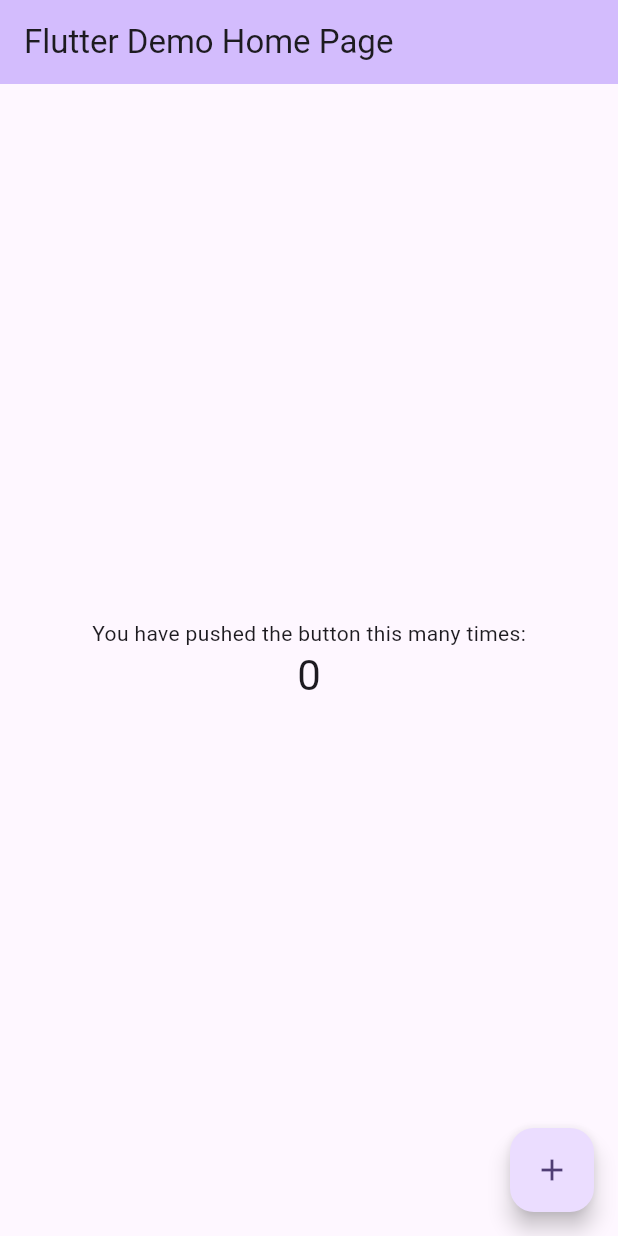
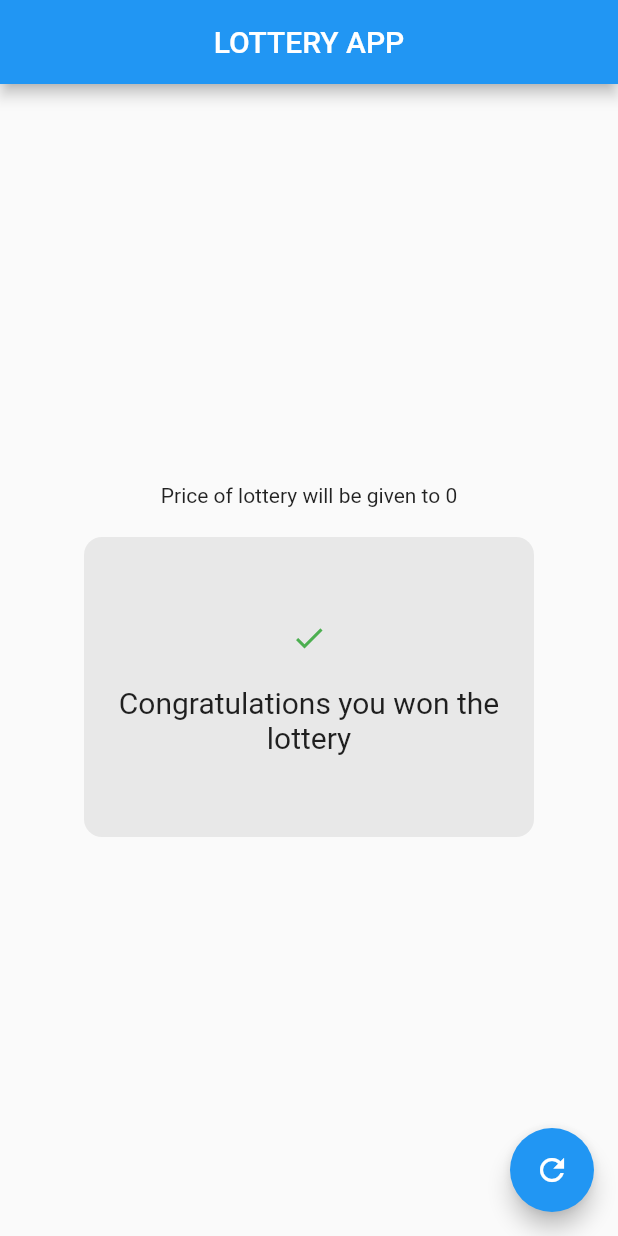
Before and after one commit to Shaikh-Saqlain-Ahmad/Flutter-Lottery-app, a Flutter app: the screen it shows after launch, on a phone screen of 412 x 824 dp. Run offline on Flutter 3.47's test engine with Material 2 defaults, Android fonts, the phone set to English and light mode, and no system bars.

Commit message:
lottery using logics and changing states completed

```diff
--- /dev/null
+++ b/lib/lottery.dart
@@ -0,0 +1,88 @@
+import 'package:flutter/material.dart';
+import 'dart:math';
+
+class Lottery extends StatefulWidget {
+  const Lottery({super.key});
+
+  @override
+  State<Lottery> createState() => _LotteryState();
+}
+
+Random random = Random();
+Random random2 = Random();
+int y = 0;
+int x = 0;
+
+class _LotteryState extends State<Lottery> {
+  @override
+  Widget build(BuildContext context) {
+    return MaterialApp(
+      home: Scaffold(
+        appBar: AppBar(title: Center(child: Text('LOTTERY APP'))),
+        body: Column(
+          mainAxisAlignment: MainAxisAlignment.center,
+          crossAxisAlignment: CrossAxisAlignment.center,
+          children: [
+            Center(child: Text("Price of lottery will be given to $y")),
+            SizedBox(
+              height: 20,
+            ),
+            Container(
+              height: 200,
+              width: 300,
+              decoration: BoxDecoration(
+                  color: Colors.grey.withOpacity(.2),
+                  borderRadius: BorderRadius.circular(12)),
+              child: Padding(
+                padding: const EdgeInsets.all(8.0),
+                child: x == y
+                    ? Column(
+                        mainAxisAlignment: MainAxisAlignment.center,
+                        crossAxisAlignment: CrossAxisAlignment.center,
+                        children: [
+                            Icon(
+                              Icons.done,
+                              color: Colors.green,
+                            ),
+                            SizedBox(
+                              height: 20,
+                            ),
+                            Text(
+                              'Congratulations you won the lottery ',
+                              textAlign: TextAlign.center,
+                              style: TextStyle(fontSize: 20),
+                            )
+                          ])
+                    : Column(
+                        mainAxisAlignment: MainAxisAlignment.center,
+                        crossAxisAlignment: CrossAxisAlignment.center,
+                        children: [
+                            Icon(
+                              Icons.info_outline,
+                              color: Colors.red,
+                            ),
+                            SizedBox(
+                              height: 20,
+                            ),
+                            Text(
+                              'your number is $x so try again and better luck next time ',
+                              textAlign: TextAlign.center,
+                              style: TextStyle(fontSize: 20),
+                            )
+                          ]),
+              ),
+            )
+          ],
+        ),
+        floatingActionButton: FloatingActionButton(
+          onPressed: () {
+            x = random.nextInt(10);
+            y = random2.nextInt(10);
+            setState(() {});
+          },
+          child: Icon(Icons.refresh),
+        ),
+      ),
+    );
+  }
+}
--- a/lib/main.dart
+++ b/lib/main.dart
@@ -1,4 +1,5 @@
 import 'package:flutter/material.dart';
+import 'lottery.dart';
 
 void main() {
   runApp(const MyApp());
@@ -12,114 +13,8 @@ class MyApp extends StatelessWidget {
   Widget build(BuildContext context) {
     return MaterialApp(
       title: 'Flutter Demo',
-      theme: ThemeData(
-        // This is the theme of your application.
-        //
-        // TRY THIS: Try running your application with "flutter run". You'll see
-        // the application has a blue toolbar. Then, without quitting the app,
-        // try changing the seedColor in the colorScheme below to Colors.green
-        // and then invoke "hot reload" (save your changes or press the "hot
-        // reload" button in a Flutter-supported IDE, or press "r" if you used
-        // the command line to start the app).
-        //
-        // Notice that the counter didn't reset back to zero; the application
-        // state is not lost during the reload. To reset the state, use hot
-        // restart instead.
-        //
-        // This works for code too, not just values: Most code changes can be
-        // tested with just a hot reload.
-        colorScheme: ColorScheme.fromSeed(seedColor: Colors.deepPurple),
-        useMaterial3: true,
-      ),
-      home: const MyHomePage(title: 'Flutter Demo Home Page'),
+      theme: ThemeData(),
+      home: const Lottery(),
     );
   }
 }
-
-class MyHomePage extends StatefulWidget {
-  const MyHomePage({super.key, required this.title});
-
-  // This widget is the home page of your application. It is stateful, meaning
-  // that it has a State object (defined below) that contains fields that affect
-  // how it looks.
-
-  // This class is the configuration for the state. It holds the values (in this
-  // case the title) provided by the parent (in this case the App widget) and
-  // used by the build method of the State. Fields in a Widget subclass are
-  // always marked "final".
-
-  final String title;
-
-  @override
-  State<MyHomePage> createState() => _MyHomePageState();
-}
-
-class _MyHomePageState extends State<MyHomePage> {
-  int _counter = 0;
-
-  void _incrementCounter() {
-    setState(() {
-      // This call to setState tells the Flutter framework that something has
-      // changed in this State, which causes it to rerun the build method below
-      // so that the display can reflect the updated values. If we changed
-      // _counter without calling setState(), then the build method would not be
-      // called again, and so nothing would appear to happen.
-      _counter++;
-    });
-  }
-
-  @override
-  Widget build(BuildContext context) {
-    // This method is rerun every time setState is called, for instance as done
-    // by the _incrementCounter method above.
-    //
-    // The Flutter framework has been optimized to make rerunning build methods
-    // fast, so that you can just rebuild anything that needs updating rather
-    // than having to individually change instances of widgets.
-    return Scaffold(
-      appBar: AppBar(
-        // TRY THIS: Try changing the color here to a specific color (to
-        // Colors.amber, perhaps?) and trigger a hot reload to see the AppBar
-        // change color while the other colors stay the same.
-        backgroundColor: Theme.of(context).colorScheme.inversePrimary,
-        // Here we take the value from the MyHomePage object that was created by
-        // the App.build method, and use it to set our appbar title.
-        title: Text(widget.title),
-      ),
-      body: Center(
-        // Center is a layout widget. It takes a single child and positions it
-        // in the middle of the parent.
-        child: Column(
-          // Column is also a layout widget. It takes a list of children and
-          // arranges them vertically. By default, it sizes itself to fit its
-          // children horizontally, and tries to be as tall as its parent.
-          //
-          // Column has various properties to control how it sizes itself and
-          // how it positions its children. Here we use mainAxisAlignment to
-          // center the children vertically; the main axis here is the vertical
-          // axis because Columns are vertical (the cross axis would be
-          // horizontal).
-          //
-          // TRY THIS: Invoke "debug painting" (choose the "Toggle Debug Paint"
-          // action in the IDE, or press "p" in the console), to see the
-          // wireframe for each widget.
-          mainAxisAlignment: MainAxisAlignment.center,
-          children: <Widget>[
-            const Text(
-              'You have pushed the button this many times:',
-            ),
-            Text(
-              '$_counter',
-              style: Theme.of(context).textTheme.headlineMedium,
-            ),
-          ],
-        ),
-      ),
-      floatingActionButton: FloatingActionButton(
-        onPressed: _incrementCounter,
-        tooltip: 'Increment',
-        child: const Icon(Icons.add),
-      ), // This trailing comma makes auto-formatting nicer for build methods.
-    );
-  }
-}
```
